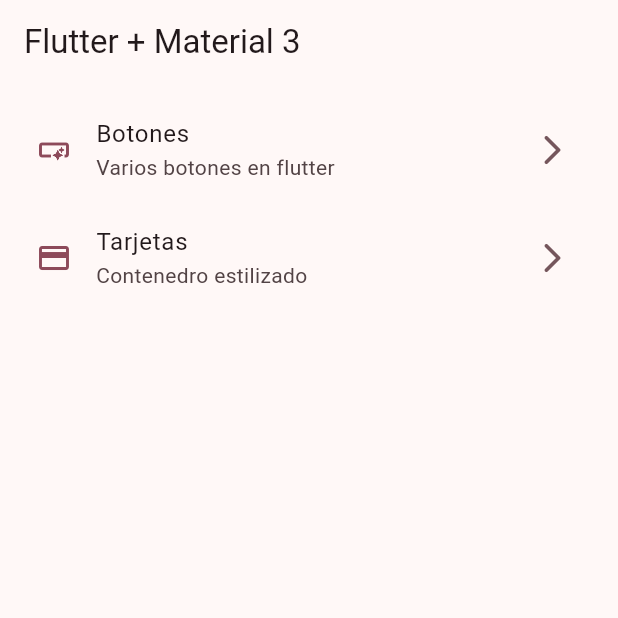
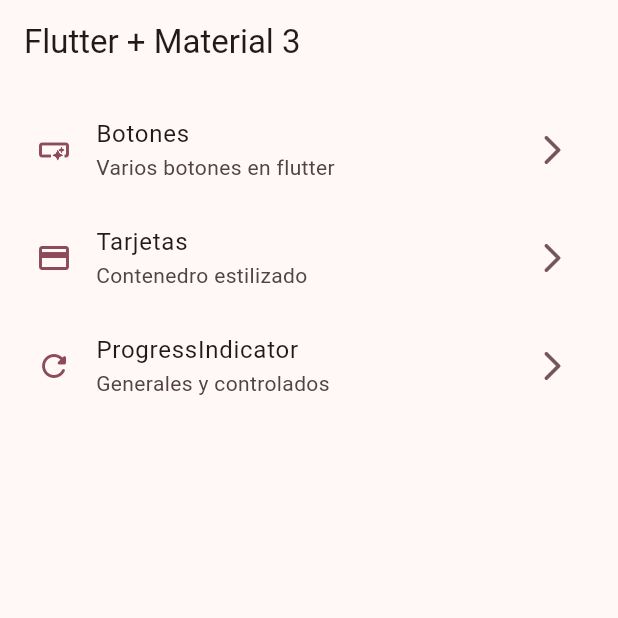
Before and after one commit to xXSkayLabXx/widgets_app, a Flutter app: the screen it shows after launch, on a phone screen of 412 x 824 dp, the top half of it. Run offline on Flutter 3.47's test engine with Material 2 defaults, Android fonts, the phone set to English and light mode, and no system bars; our stand-ins replace go_router.

Commit message:
progress indicators finish

```diff
--- a/lib/config/menu/menu_items.dart
+++ b/lib/config/menu/menu_items.dart
@@ -24,4 +24,9 @@ const appMenuItems = <MenuItem>[
       subTitle: 'Contenedro estilizado',
       link: '/cards',
       icon: Icons.credit_card),
+  MenuItem(
+      title: 'ProgressIndicator',
+      subTitle: 'Generales y controlados',
+      link: '/progress',
+      icon: Icons.refresh_rounded),
 ];
--- a/lib/config/router/app_router.dart
+++ b/lib/config/router/app_router.dart
@@ -17,4 +17,9 @@ final appRouter = GoRouter(initialLocation: '/', routes: [
     name: CardScreen.name,
     builder: (context, state) => const CardScreen(),
   ),
+  GoRoute(
+    path: '/progress',
+    name: ProgressScreen.name,
+    builder: (context, state) => const ProgressScreen(),
+  ),
 ]);
```
Also changed, not shown: lib/presentation/screens/progress/progress_screen.dart (+75 -1 lines).
